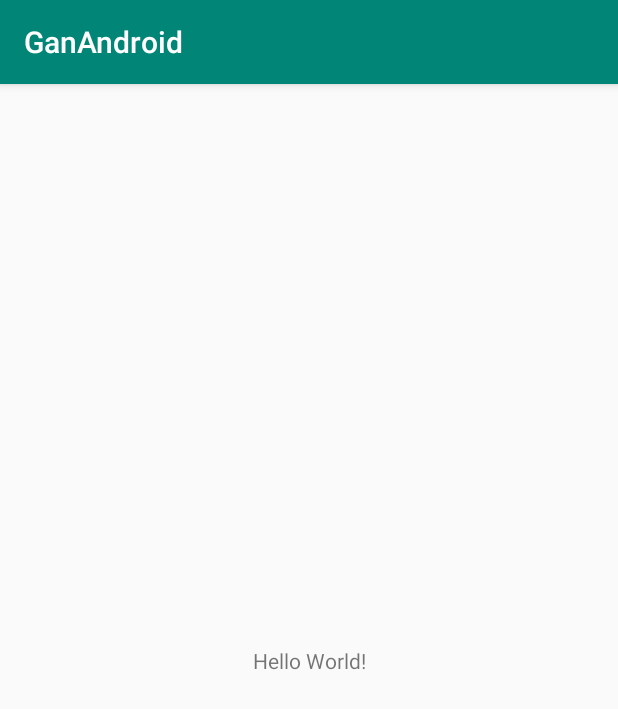
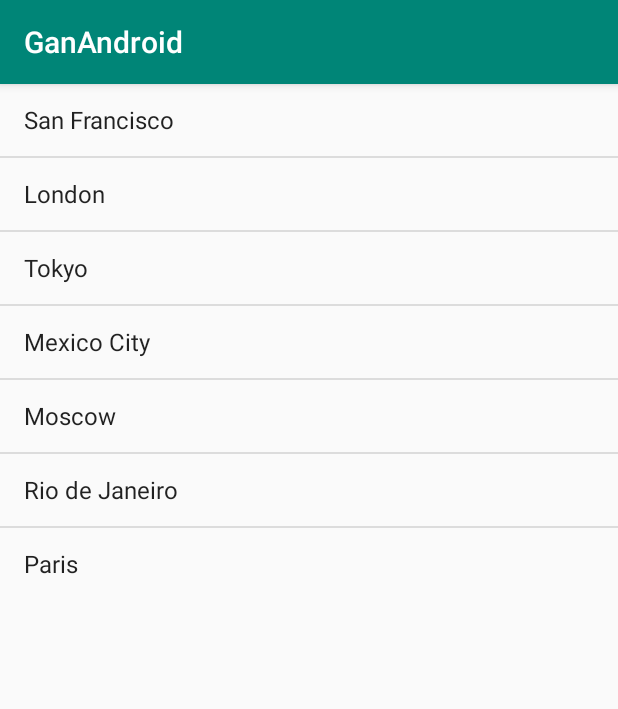
Before and after one commit to SimonWangChen/ganAndroid, an Android app: the screen it shows after launch (MainActivity), on a phone screen of 412 x 824 dp. Shown: the top 709 px of the screen. Run offline under Robolectric (Android 15) with nearby library versions, the phone set to English and light mode, and no system bars.

Commit message:
networking udacity ListView ArryAdapter

```diff
--- a/app/src/main/AndroidManifest.xml
+++ b/app/src/main/AndroidManifest.xml
@@ -1,6 +1,8 @@
 <?xml version="1.0" encoding="utf-8"?>
 <manifest xmlns:android="http://schemas.android.com/apk/res/android"
     package="com.proclassmates.ganandroid">
+
+    <uses-permission android:name="android.permission.INTERNET"/>
 
     <application
         android:allowBackup="true"
--- a/app/src/main/java/com/proclassmates/ganandroid/MainActivity.java
+++ b/app/src/main/java/com/proclassmates/ganandroid/MainActivity.java
@@ -3,12 +3,34 @@ package com.proclassmates.ganandroid;
 import androidx.appcompat.app.AppCompatActivity;
 
 import android.os.Bundle;
+import android.widget.ArrayAdapter;
+import android.widget.ListView;
+
+import java.util.ArrayList;
 
 public class MainActivity extends AppCompatActivity {
 
+    private ListView earthquakelv ;
     @Override
     protected void onCreate(Bundle savedInstanceState) {
         super.onCreate(savedInstanceState);
         setContentView(R.layout.activity_main);
+
+        // Create a fake list of earthquake locations.
+        ArrayList<String> earthquakes = new ArrayList<>();
+        earthquakes.add("San Francisco");
+        earthquakes.add("London");
+        earthquakes.add("Tokyo");
+        earthquakes.add("Mexico City");
+        earthquakes.add("Moscow");
+        earthquakes.add("Rio de Janeiro");
+        earthquakes.add("Paris");
+
+        earthquakelv = findViewById(R.id.list);
+
+        ArrayAdapter<String> arrayAdapter = new ArrayAdapter<String>(this, android.R.layout.simple_list_item_1, earthquakes);
+
+        earthquakelv.setAdapter(arrayAdapter);
+
     }
 }
--- a/app/src/main/res/layout/activity_main.xml
+++ b/app/src/main/res/layout/activity_main.xml
@@ -1,18 +1,6 @@
 <?xml version="1.0" encoding="utf-8"?>
-<androidx.constraintlayout.widget.ConstraintLayout xmlns:android="http://schemas.android.com/apk/res/android"
-    xmlns:app="http://schemas.android.com/apk/res-auto"
-    xmlns:tools="http://schemas.android.com/tools"
+<ListView android:id="@+id/list"
+    android:layout_height="wrap_content"
     android:layout_width="match_parent"
-    android:layout_height="match_parent"
-    tools:context=".MainActivity">
-
-    <TextView
-        android:layout_width="wrap_content"
-        android:layout_height="wrap_content"
-        android:text="Hello World!"
-        app:layout_constraintBottom_toBottomOf="parent"
-        app:layout_constraintLeft_toLeftOf="parent"
-        app:layout_constraintRight_toRightOf="parent"
-        app:layout_constraintTop_toTopOf="parent" />
-
-</androidx.constraintlayout.widget.ConstraintLayout>
+    android:orientation="vertical"
+    xmlns:android="http://schemas.android.com/apk/res/android" />
```
Also changed, not shown: 115 other files.
